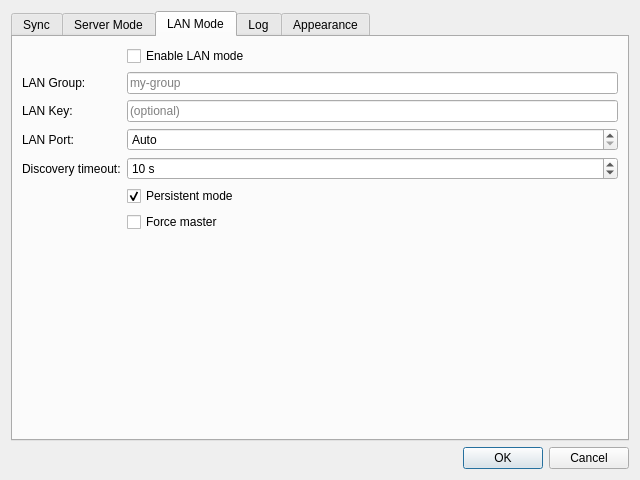
The window that hsync_desktop/ui/settings_dialog.ui (albertsdk/hsync-desktop) describes before a commit, drawn with Qt 5.
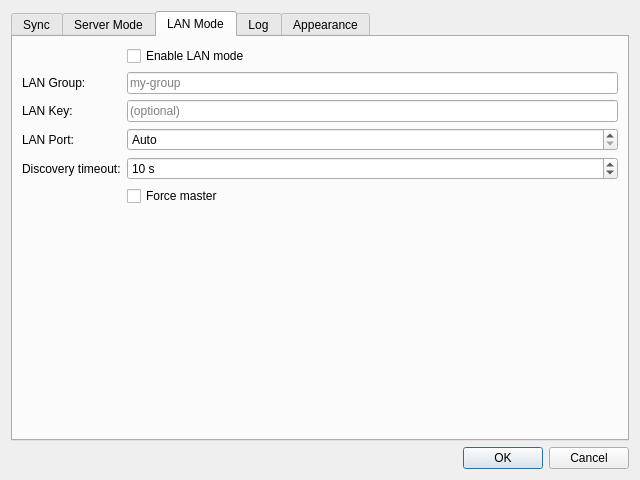
The same window after the commit. The open tabs and pages were chosen to show the change. Icons and pictures are not drawn.

Commit message:
refactor(desktop): drop LAN persistent setting; emit --once
Continuous is the client default, so build_hsync_args emits --once only
when sync/continuous is off. Remove the persistent-mode checkbox and
related QSettings/locale keys.

What changed in the file:
```diff
--- a/hsync_desktop/ui/settings_dialog.ui
+++ b/hsync_desktop/ui/settings_dialog.ui
@@ -414,16 +414,6 @@
          </property>
         </widget>
        </item>
-       <item row="5" column="1">
-        <widget class="QCheckBox" name="lanPersistent">
-         <property name="text">
-          <string>Persistent mode</string>
-         </property>
-         <property name="checked">
-          <bool>true</bool>
-         </property>
-        </widget>
-       </item>
        <item row="6" column="1">
         <widget class="QCheckBox" name="forceMaster">
          <property name="text">
```
The commit also changes 11 other files.
